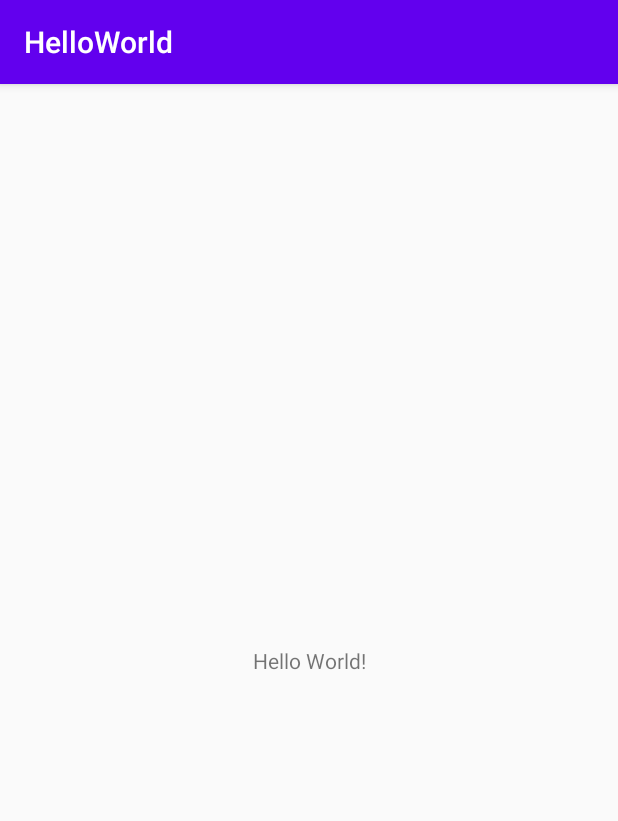
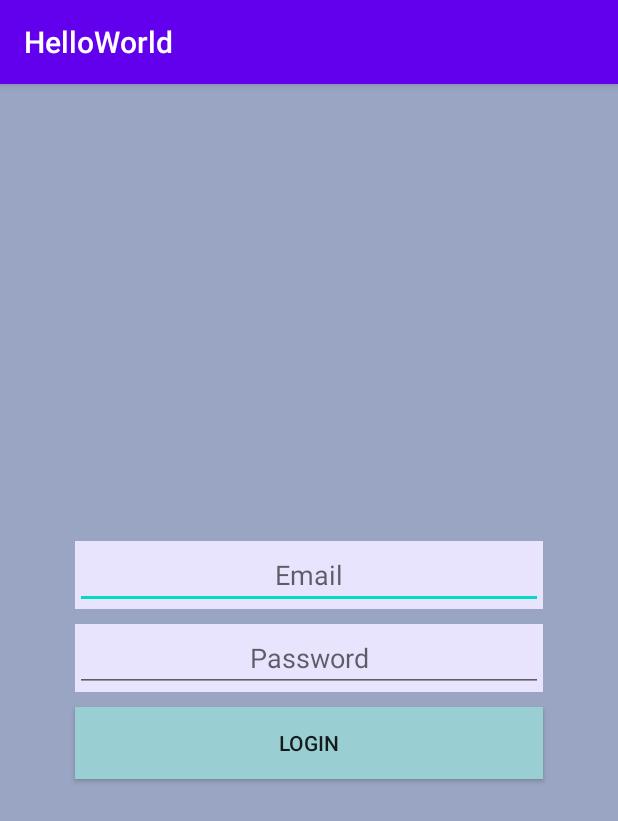
Before and after one commit to AnandaAp/PemrogramanAndroid, an Android app: the screen it shows after launch (MainActivity), on a phone screen of 412 x 824 dp. Shown: the top 821 px of the screen. Run offline under Robolectric (Android 15) with nearby library versions, the phone set to English and light mode, and no system bars.

Commit message:
mengupgrade menjadi login form untuk tugas pertemuan 3

```diff
--- a/HelloWorld/app/build.gradle
+++ b/HelloWorld/app/build.gradle
@@ -26,7 +26,8 @@ dependencies {
     implementation fileTree(dir: "libs", include: ["*.jar"])
     implementation 'androidx.appcompat:appcompat:1.2.0'
     implementation 'androidx.constraintlayout:constraintlayout:2.0.1'
-    testImplementation 'junit:junit:4.12'
+    implementation 'com.google.android.material:material:1.2.1'
+    testImplementation 'junit:junit:4.13'
     androidTestImplementation 'androidx.test.ext:junit:1.1.2'
     androidTestImplementation 'androidx.test.espresso:espresso-core:3.3.0'
 
--- /dev/null
+++ b/HelloWorld/app/src/main/res/drawable/ecllipse.xml
@@ -0,0 +1,24 @@
+<?xml version="1.0" encoding="utf-8"?>
+<vector
+    xmlns:android="http://schemas.android.com/apk/res/android"
+    xmlns:aapt="http://schemas.android.com/aapt"
+    android:width="100dp"
+    android:height="100dp"
+    android:viewportWidth="100"
+    android:viewportHeight="100"
+    >
+
+    <group>
+
+        <clip-path
+            android:pathData="M100 50C100 77.6142 77.6142 100 50 100C22.3858 100 0 77.6142 0 50C0 22.3858 22.3858 0 50 0C77.6142 0 100 22.3858 100 50Z"
+            />
+
+        <path
+            android:pathData="M0 0V100H100V0"
+            android:fillColor="#C4C4C4"
+            />
+
+    </group>
+
+</vector>
--- a/HelloWorld/app/src/main/res/layout/activity_main.xml
+++ b/HelloWorld/app/src/main/res/layout/activity_main.xml
@@ -1,18 +1,58 @@
 <?xml version="1.0" encoding="utf-8"?>
-<androidx.constraintlayout.widget.ConstraintLayout xmlns:android="http://schemas.android.com/apk/res/android"
-    xmlns:app="http://schemas.android.com/apk/res-auto"
-    xmlns:tools="http://schemas.android.com/tools"
+<LinearLayout
+    xmlns:android="http://schemas.android.com/apk/res/android"
     android:layout_width="match_parent"
     android:layout_height="match_parent"
-    tools:context=".MainActivity">
+    android:orientation="vertical"
+    android:gravity="center_vertical"
+    android:background="@color/graniteGrey">
 
-    <TextView
-        android:layout_width="wrap_content"
+    <LinearLayout
+        android:layout_width="match_parent"
         android:layout_height="wrap_content"
-        android:text="Hello World!"
-        app:layout_constraintBottom_toBottomOf="parent"
-        app:layout_constraintLeft_toLeftOf="parent"
-        app:layout_constraintRight_toRightOf="parent"
-        app:layout_constraintTop_toTopOf="parent" />
+        android:orientation="horizontal"
+        android:gravity="center_horizontal"
+        android:background="@color/pervyWhite"
+        android:layout_marginLeft="50dp"
+        android:layout_marginRight="50dp"
+        android:layout_marginBottom="10dp">
+        <EditText
+            android:id="@+id/emailLogin"
+            android:hint="@string/email"
+            android:gravity="center_horizontal"
+            android:layout_width="0dp"
+            android:layout_weight="1"
+            android:layout_height="wrap_content"
+            android:inputType="textEmailAddress"
+            android:autofillHints="" />
+    </LinearLayout>
+    <LinearLayout
+        android:layout_marginRight="50dp"
+        android:layout_marginLeft="50dp"
+        android:layout_width="match_parent"
+        android:layout_height="wrap_content"
+        android:orientation="horizontal"
+        android:gravity="center"
+        android:background="@color/pervyWhite"
+        android:layout_marginBottom="10dp">
 
-</androidx.constraintlayout.widget.ConstraintLayout>
+        <EditText
+            android:id="@+id/passLogin"
+            android:hint="@string/password"
+            android:gravity="center_horizontal"
+            android:layout_width="match_parent"
+            android:layout_height="wrap_content"
+            android:inputType="textPassword"
+            android:autofillHints="" />
+    </LinearLayout>
+
+
+    <Button
+        android:background="@color/uclaBlue"
+        android:id="@+id/buttonLogin"
+        android:layout_marginRight="50dp"
+        android:layout_marginLeft="50dp"
+        android:layout_width="match_parent"
+        android:layout_height="wrap_content"
+        android:text="@string/Login" />
+</LinearLayout>
--- a/HelloWorld/app/src/main/res/values/colors.xml
+++ b/HelloWorld/app/src/main/res/values/colors.xml
@@ -3,4 +3,7 @@
     <color name="colorPrimary">#6200EE</color>
     <color name="colorPrimaryDark">#3700B3</color>
     <color name="colorAccent">#03DAC5</color>
+    <color name="pervyWhite">#E8E4FD</color>
+    <color name="graniteGrey">#9AA5C3</color>
+    <color name="uclaBlue">#99CED2</color>
 </resources>
--- a/HelloWorld/app/src/main/res/values/strings.xml
+++ b/HelloWorld/app/src/main/res/values/strings.xml
@@ -1,3 +1,7 @@
 <resources>
     <string name="app_name">HelloWorld</string>
+    <string name="email">Email</string>
+    <string name="password">Password</string>
+    <string name="button">Button</string>
+    <string name="Login">Login</string>
 </resources>
```
